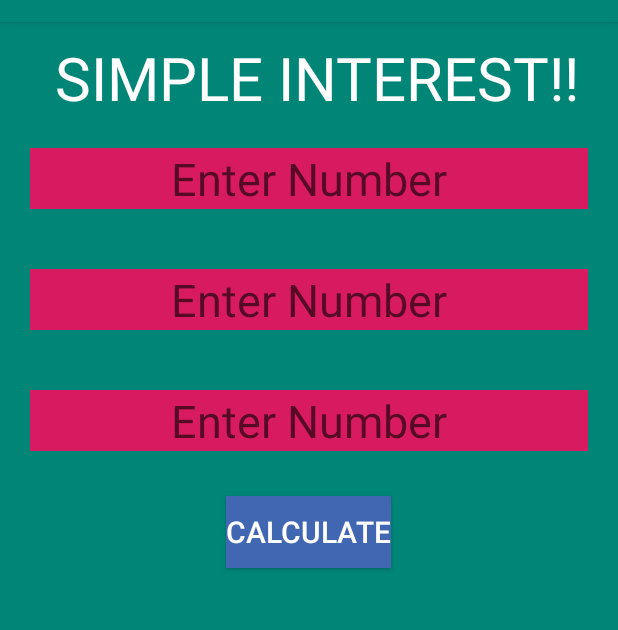
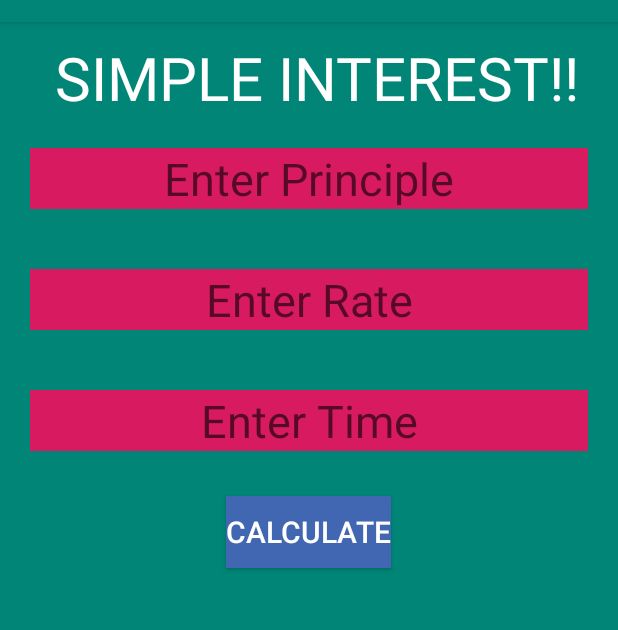
Before and after one commit to anishdhakal54/FragmentAssignment, an Android app: the fragment SimpleInterestFragment shown on its own in the app's theme, on a phone screen of 412 x 824 dp, the part 62-692 px from its top. Run offline under Robolectric (Android 15) with nearby library versions, the phone set to English and light mode, and no system bars.

```diff
--- a/app/src/main/res/layout/fragment_automorphic.xml
+++ b/app/src/main/res/layout/fragment_automorphic.xml
@@ -29,6 +29,7 @@
             android:background="@color/colorAccent"
             android:textSize="30sp"
             android:layout_margin="20dp"
+            android:inputType="number"
             android:gravity="center"/>
 
         <Button
--- a/app/src/main/res/layout/fragment_simple_interest.xml
+++ b/app/src/main/res/layout/fragment_simple_interest.xml
@@ -24,7 +24,7 @@
         android:layout_width="match_parent"
         android:layout_height="wrap_content"
         android:id="@+id/etPrinciple"
-        android:hint="Enter Number"
+        android:hint="Enter Principle"
         android:background="@color/colorAccent"
         android:textSize="30sp"
         android:layout_margin="20dp"
@@ -35,7 +35,7 @@
         android:layout_width="match_parent"
         android:layout_height="wrap_content"
         android:id="@+id/etRate"
-        android:hint="Enter Number"
+        android:hint="Enter Rate"
         android:background="@color/colorAccent"
         android:textSize="30sp"
         android:layout_margin="20dp"
@@ -46,7 +46,7 @@
         android:layout_width="match_parent"
         android:layout_height="wrap_content"
         android:id="@+id/etTime"
-        android:hint="Enter Number"
+        android:hint="Enter Time"
         android:inputType="numberDecimal"
         android:background="@color/colorAccent"
         android:textSize="30sp"
@@ -58,6 +58,7 @@
         android:layout_height="wrap_content"
         android:id="@+id/btnSimpleinterest"
         android:text="Calculate"
+        android:inputType="none"
         android:background="@color/colorblue"
         android:textColor="@color/colorwhite"
         android:textSize="20sp"
--- a/app/src/main/res/layout/fragment_swapping.xml
+++ b/app/src/main/res/layout/fragment_swapping.xml
@@ -29,6 +29,7 @@
         android:hint="Enter First Number"
         android:background="@color/colorAccent"
         android:textSize="30sp"
+        android:inputType="number"
         android:layout_margin="20dp"
         android:gravity="center"/>
 
@@ -37,6 +38,7 @@
         android:layout_width="match_parent"
         android:layout_height="wrap_content"
         android:id="@+id/etnumber2"
+        android:inputType="number"
         android:hint="Enter Second Number"
         android:background="@color/colorAccent"
         android:textSize="30sp"
```
Also changed, not shown: app/src/main/java/com/anish/fragmentassignment/fragments/SwappingFragment.java (+14 -0 lines).
